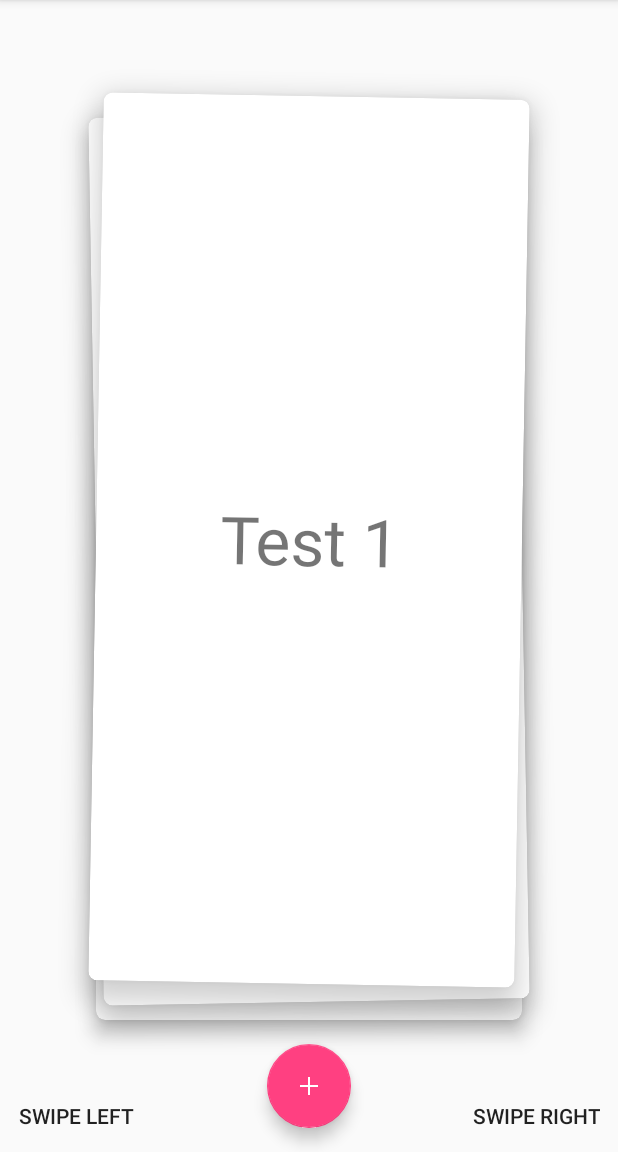
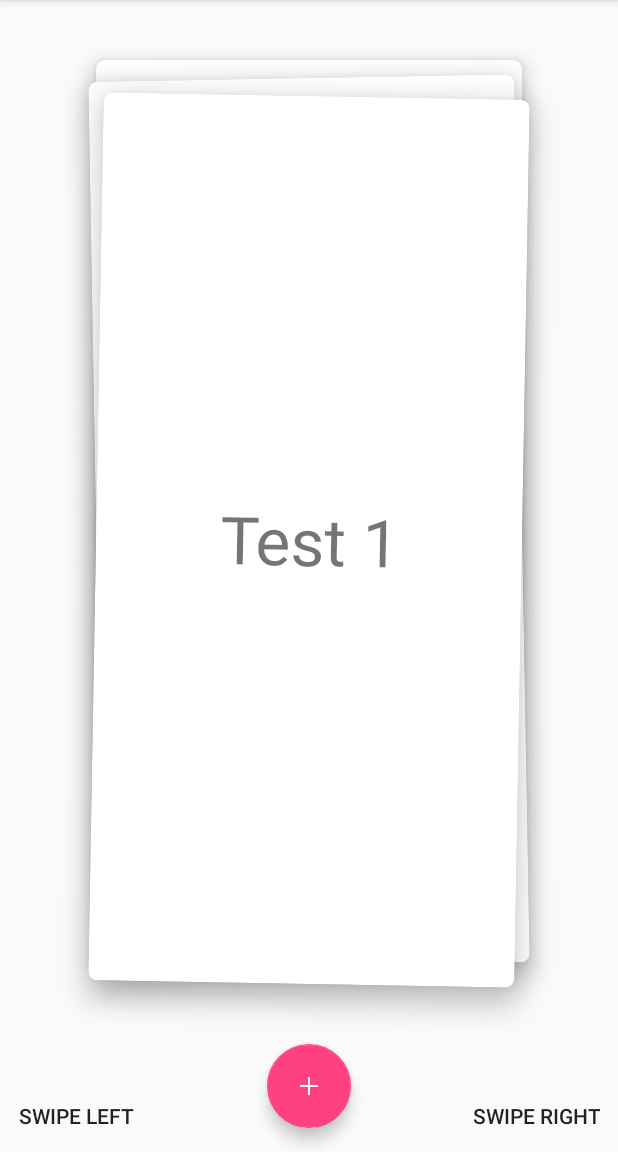
Before and after one commit to flschweiger/SwipeStack, an Android app: the screen it shows after launch (MainActivity), on a phone screen of 412 x 824 dp, the part 84-1236 px from its top. Run offline under Robolectric (Android 15) with nearby library versions, the phone set to English and light mode, and no system bars.

Commit message:
Added the order mode (BOTTOM by default, and TOP by specify app:stack_order_top="true")

```diff
--- a/build.gradle
+++ b/build.gradle
@@ -5,7 +5,7 @@ buildscript {
         jcenter()
     }
     dependencies {
-        classpath 'com.android.tools.build:gradle:2.0.0-beta5'
+        classpath 'com.android.tools.build:gradle:2.1.2'
         classpath 'com.novoda:bintray-release:0.3.4'
     }
 }
--- a/library/src/main/java/link/fls/swipestack/SwipeStack.java
+++ b/library/src/main/java/link/fls/swipestack/SwipeStack.java
@@ -44,6 +44,7 @@ public class SwipeStack extends ViewGroup {
     public static final float DEFAULT_SWIPE_OPACITY = 1f;
     public static final float DEFAULT_SCALE_FACTOR = 1f;
     public static final boolean DEFAULT_DISABLE_HW_ACCELERATION = true;
+    public static final boolean DEFAULT_STACK_ORDER_TOP = false;
 
     private static final String KEY_SUPER_STATE = "superState";
     private static final String KEY_CURRENT_INDEX = "currentIndex";
@@ -61,6 +62,7 @@ public class SwipeStack extends ViewGroup {
     private float mSwipeOpacity;
     private float mScaleFactor;
     private boolean mDisableHwAcceleration;
+    private boolean mStackOrderTop;
     private boolean mIsFirstLayout = true;
 
     private View mTopView;
@@ -109,6 +111,9 @@ public class SwipeStack extends ViewGroup {
             mDisableHwAcceleration =
                     attrs.getBoolean(R.styleable.SwipeStack_disable_hw_acceleration,
                             DEFAULT_DISABLE_HW_ACCELERATION);
+            mStackOrderTop =
+                    attrs.getBoolean(R.styleable.SwipeStack_stack_order_top,
+                            DEFAULT_STACK_ORDER_TOP);
         } finally {
             attrs.recycle();
         }
@@ -222,7 +227,7 @@ public class SwipeStack extends ViewGroup {
 
             int distanceToViewAbove = (topViewIndex * mViewSpacing) - (x * mViewSpacing);
             int newPositionX = (getWidth() - childView.getMeasuredWidth()) / 2;
-            int newPositionY = distanceToViewAbove + getPaddingTop();
+            int newPositionY = mStackOrderTop ? -distanceToViewAbove + getPaddingTop() : distanceToViewAbove + getPaddingTop();
 
             childView.layout(
                     newPositionX,
--- a/library/src/main/res/values/attrs.xml
+++ b/library/src/main/res/values/attrs.xml
@@ -14,5 +14,6 @@
         <attr name="swipe_opacity" format="float"/>
         <attr name="scale_factor" format="float"/>
         <attr name="disable_hw_acceleration" format="boolean"/>
+        <attr name="stack_order_top" format="boolean" />
     </declare-styleable>
 </resources>
--- a/sample/src/main/res/layout/activity_main.xml
+++ b/sample/src/main/res/layout/activity_main.xml
@@ -1,6 +1,5 @@
 <?xml version="1.0" encoding="utf-8"?>
-<RelativeLayout
-    xmlns:android="http://schemas.android.com/apk/res/android"
+<RelativeLayout xmlns:android="http://schemas.android.com/apk/res/android"
     xmlns:app="http://schemas.android.com/apk/res-auto"
     xmlns:tools="http://schemas.android.com/tools"
     android:layout_width="match_parent"
@@ -15,7 +14,7 @@
         android:layout_height="wrap_content"
         android:layout_alignParentBottom="true"
         android:layout_alignParentLeft="true"
-        android:text="@string/swipe_left"/>
+        android:text="@string/swipe_left" />
 
     <Button
         android:id="@+id/buttonSwipeRight"
@@ -24,7 +23,7 @@
         android:layout_height="wrap_content"
         android:layout_alignParentBottom="true"
         android:layout_alignParentRight="true"
-        android:text="@string/swipe_right"/>
+        android:text="@string/swipe_right" />
 
     <link.fls.swipestack.SwipeStack
         android:id="@+id/swipeStack"
@@ -32,8 +31,9 @@
         android:layout_height="match_parent"
         android:layout_above="@+id/buttonSwipeLeft"
         android:padding="@dimen/padding_swipestack"
+        app:stack_order_top="true"
         app:stack_rotation="10"
-        app:stack_size="3"/>
+        app:stack_size="3" />
 
     <android.support.design.widget.CoordinatorLayout
         android:layout_width="match_parent"
@@ -46,7 +46,7 @@
             android:layout_gravity="bottom|center"
             android:layout_margin="@dimen/margin_fab"
             android:src="@drawable/ic_content_add"
-            app:fabSize="normal"/>
+            app:fabSize="normal" />
 
     </android.support.design.widget.CoordinatorLayout>
 
```
